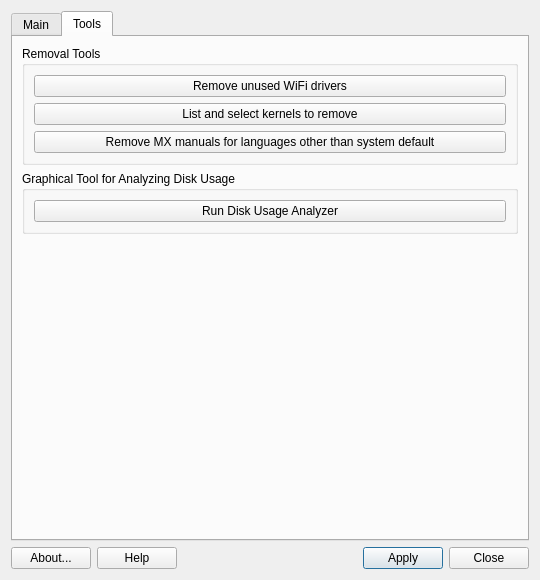
Before: the Qt Designer form mainwindow.ui in WHO-AM-I-404/Linux-Cleaner, drawn with Qt 5.
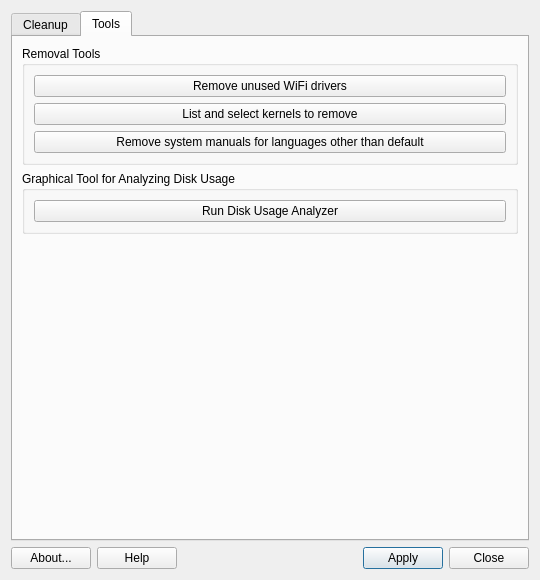
After: the same form once the commit is applied. The open tabs and pages were chosen to show the change. Icons and pictures are not drawn.

What changed in the file:
```diff
--- a/mainwindow.ui
+++ b/mainwindow.ui
@@ -21,7 +21,7 @@
      </property>
      <widget class="QWidget" name="tabMain">
       <attribute name="title">
-       <string>Main</string>
+       <string>Cleanup</string>
       </attribute>
       <layout class="QGridLayout" name="mainTabLayout">
        <item row="6" column="1">
@@ -580,7 +580,7 @@
           <item>
            <widget class="QPushButton" name="pushRemoveManuals">
             <property name="text">
-             <string>Remove MX manuals for languages other than system default</string>
+             <string>Remove system manuals for languages other than default</string>
             </property>
             <property name="icon">
              <iconset theme="text-x-generic"/>
```
Left out of the diff: 2 changed lines with no effect on the pictures.
